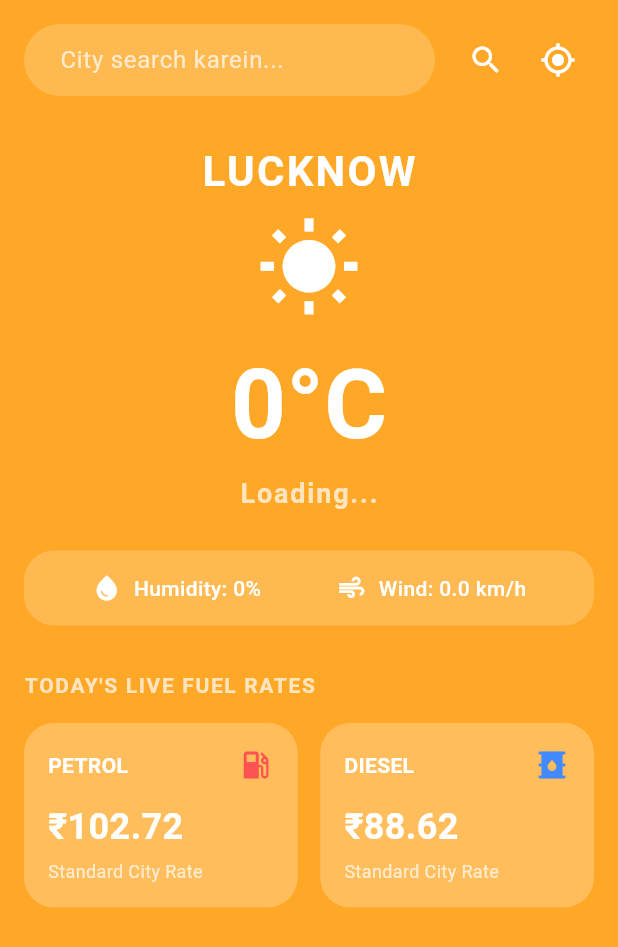
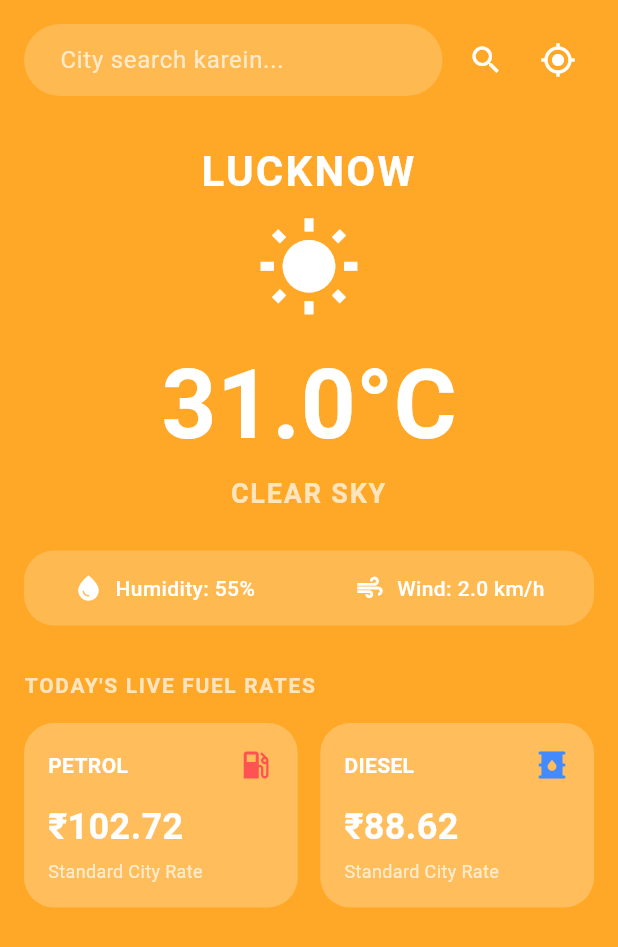
Before and after one commit to vmateindia3-creator/Price-Apk, a Flutter app: the screen it shows after launch, after a tap on the "search" icon, on a phone screen of 412 x 824 dp. Shown: the top 947 px of the screen. Run offline on Flutter 3.47's test engine with Material 3 defaults, Android fonts, the phone set to English and light mode, and no system bars; our stand-ins replace geolocator; network calls fail.

Commit message:
Update main.dart

```diff
--- a/lib/main.dart
+++ b/lib/main.dart
@@ -1,4 +1,5 @@
 import 'dart:convert';
+
 import 'package:flutter/material.dart';
 import 'package:geolocator/geolocator.dart';
 import 'package:http/http.dart' as http;
@@ -35,133 +36,394 @@ class _WeatherFuelScreenState extends State<WeatherFuelScreen> {
   final TextEditingController _searchController = TextEditingController();
 
   String cityName = "Lucknow";
-  double temperature = 0.0;
-  String weatherDescription = "Loading...";
-  int humidity = 0;
-  double windSpeed = 0.0;
+  double temperature = 31.0;
+  String weatherDescription = "CLEAR SKY";
+  int humidity = 55;
+  double windSpeed = 2.0;
+  int weatherCode = 0;
 
+  // Baad mein in values ko Firebase se replace kar sakte hain.
   double petrolRate = 102.72;
   double dieselRate = 88.62;
 
   bool isLoading = false;
-  bool isLocationGranted = false;
-
-  final String weatherApiKey = "YOUR_OPENWEATHER_API_KEY"; // Apni API key yahan daal sakte hain
 
   @override
   void initState() {
     super.initState();
-    _checkPermissionsAndFetchLocation();
+    _fetchWeatherByCity(cityName);
   }
 
-  // Safe location check & fetch with fallback to avoid manifest errors
+  @override
+  void dispose() {
+    _searchController.dispose();
+    super.dispose();
+  }
+
+  // ------------------------------------------------------------
+  // CITY SEARCH
+  // ------------------------------------------------------------
+
+  Future<void> _fetchWeatherByCity(String queryCity) async {
+    final city = queryCity.trim();
+
+    if (city.isEmpty) {
+      _showToast("Please city ka naam enter karein.");
+      return;
+    }
+
+    if (mounted) {
+      setState(() => isLoading = true);
+    }
+
+    try {
+      final geoUrl = Uri.https(
+        'geocoding-api.open-meteo.com',
+        '/v1/search',
+        {
+          'name': city,
+          'count': '1',
+          'language': 'en',
+          'format': 'json',
+        },
+      );
+
+      final geoResponse = await http
+          .get(geoUrl)
+          .timeout(const Duration(seconds: 10));
+
+      if (geoResponse.statusCode != 200) {
+        _showToast("City search failed. Please try again.");
+        return;
+      }
+
+      final geoData = jsonDecode(geoResponse.body);
+
+      final results = geoData['results'];
+
+      if (results is List && results.isNotEmpty) {
+        final result = results.first;
+
+        final lat = (result['latitude'] as num?)?.toDouble();
+        final lon = (result['longitude'] as num?)?.toDouble();
+
+        if (lat == null || lon == null) {
+          _showToast("Location coordinates nahi mile.");
+          return;
+        }
+
+        final resolvedCity =
+            (result['name'] as String?)?.trim().isNotEmpty == true
+                ? result['name'] as String
+                : city;
+
+        await _getWeatherFromCoords(lat, lon, resolvedCity);
+      } else {
+        _showToast("Shehar nahi mila!");
+      }
+    } catch (e) {
+      debugPrint("City search error: $e");
+      _showToast("City search karne mein problem aayi.");
+    } finally {
+      if (mounted) {
+        setState(() => isLoading = false);
+      }
+    }
+  }
+
+  // ------------------------------------------------------------
+  // CURRENT LOCATION
+  // ------------------------------------------------------------
+
   Future<void> _checkPermissionsAndFetchLocation() async {
+    if (mounted) {
       setState(() => isLoading = true);
+    }
+
     try {
-      bool serviceEnabled = await Geolocator.isLocationServiceEnabled();
+      final serviceEnabled = await Geolocator.isLocationServiceEnabled();
+
       if (!serviceEnabled) {
-        await _fetchWeatherByCity(cityName);
+        _showToast("GPS / Location service off hai.");
         return;
       }
 
       LocationPermission permission = await Geolocator.checkPermission();
+
       if (permission == LocationPermission.denied) {
         permission = await Geolocator.requestPermission();
+      }
+
       if (permission == LocationPermission.denied) {
-          await _fetchWeatherByCity(cityName);
+        _showToast("Location permission denied.");
         return;
+      }
+
+      if (permission == LocationPermission.deniedForever) {
+        _showToast(
+          "Location permission permanently denied hai. "
+          "Settings se permission enable karein.",
+        );
+        return;
+      }
+
+      final position = await Geolocator.getCurrentPosition(
+        locationSettings: const LocationSettings(
+          accuracy: LocationAccuracy.high,
+        ),
+      );
+
+      await _getWeatherFromCoords(
+        position.latitude,
+        position.longitude,
+        "Current Location",
+      );
+    } catch (e) {
+      debugPrint("Location error: $e");
+      _showToast("Location fetch karne mein problem aayi.");
+    } finally {
+      if (mounted) {
+        setState(() => isLoading = false);
+      }
     }
   }
 
-      if (permission == LocationPermission.deniedForever) {
-        await _fetchWeatherByCity(cityName);
+  // ------------------------------------------------------------
+  // WEATHER API
+  // ------------------------------------------------------------
+
+  Future<void> _getWeatherFromCoords(
+    double lat,
+    double lon,
+    String name,
+  ) async {
+    try {
+      final weatherUrl = Uri.https(
+        'api.open-meteo.com',
+        '/v1/forecast',
+        {
+          'latitude': lat.toString(),
+          'longitude': lon.toString(),
+          'current':
+              'temperature_2m,relative_humidity_2m,weather_code,wind_speed_10m',
+          'timezone': 'auto',
+        },
+      );
+
+      final response = await http
+          .get(weatherUrl)
+          .timeout(const Duration(seconds: 10));
+
+      if (response.statusCode != 200) {
+        _showToast("Weather data nahi mil saka.");
         return;
       }
 
-      setState(() => isLocationGranted = true);
-      await _fetchWeatherByGPS();
+      final data = jsonDecode(response.body);
+
+      final current = data['current'];
+
+      if (current is! Map) {
+        _showToast("Weather data ka format galat hai.");
+        return;
+      }
+
+      final temperatureValue =
+          (current['temperature_2m'] as num?)?.toDouble();
+
+      final humidityValue =
+          (current['relative_humidity_2m'] as num?)?.toInt();
+
+      final windValue =
+          (current['wind_speed_10m'] as num?)?.toDouble();
+
+      final codeValue = (current['weather_code'] as num?)?.toInt();
+
+      if (temperatureValue == null ||
+          humidityValue == null ||
+          windValue == null ||
+          codeValue == null) {
+        _showToast("Weather information incomplete hai.");
+        return;
+      }
+
+      final desc = _getWeatherDescription(codeValue);
+
+      if (!mounted) return;
+
+      setState(() {
+        cityName = name;
+        temperature = temperatureValue;
+        humidity = humidityValue;
+        windSpeed = windValue;
+        weatherCode = codeValue;
+        weatherDescription = desc;
+      });
     } catch (e) {
-      debugPrint("Location error caught: $e");
-      await _fetchWeatherByCity(cityName);
-    } finally {
-      if (mounted) setState(() => isLoading = false);
+      debugPrint("Weather data error: $e");
+      _showToast("Weather data load karne mein problem aayi.");
     }
   }
 
-  Future<void> _fetchWeatherByGPS() async {
-    try {
-      Position position = await Geolocator.getCurrentPosition(
-        desiredAccuracy: LocationAccuracy.high,
-      );
+  // ------------------------------------------------------------
+  // WEATHER DESCRIPTION
+  // ------------------------------------------------------------
 
-      // OpenWeatherMap reverse or coords fetch can be placed here,
-      // for now using default/lat-long simulation or fallback to Lucknow if API limit/key issue
-      await _fetchWeatherByCity(cityName);
-    } catch (e) {
-      await _fetchWeatherByCity(cityName);
+  String _getWeatherDescription(int code) {
+    switch (code) {
+      case 0:
+        return "CLEAR SKY";
+
+      case 1:
+        return "MAINLY CLEAR";
+
+      case 2:
+        return "PARTLY CLOUDY";
+
+      case 3:
+        return "OVERCAST";
+
+      case 45:
+      case 48:
+        return "FOGGY";
+
+      case 51:
+      case 53:
+      case 55:
+        return "DRIZZLE";
+
+      case 56:
+      case 57:
+        return "FREEZING DRIZZLE";
+
+      case 61:
+      case 63:
+      case 65:
+        return "RAIN";
+
+      case 66:
+      case 67:
+        return "FREEZING RAIN";
+
+      case 71:
+      case 73:
+      case 75:
+      case 77:
+        return "SNOW";
+
+      case 80:
+      case 81:
+      case 82:
+        return "RAIN SHOWERS";
+
+      case 85:
+      case 86:
+        return "SNOW SHOWERS";
+
+      case 95:
+        return "THUNDERSTORM";
+
+      case 96:
+      case 99:
+        return "THUNDERSTORM WITH HAIL";
+
+      default:
+        return "UNKNOWN";
     }
   }
 
-  Future<void> _fetchWeatherByCity(String queryCity) async {
-    setState(() => isLoading = true);
-    try {
-      final url = Uri.parse(
-        'https://api.openweathermap.org/data/2.5/weather?q=$queryCity&units=metric&appid=b1b15e88fa797225412429c1c50c122a1',
+  // ------------------------------------------------------------
+  // WEATHER ICON
+  // ------------------------------------------------------------
+
+  IconData _getWeatherIcon(int code) {
+    if (code == 0) {
+      return Icons.wb_sunny;
+    }
+
+    if (code >= 1 && code <= 3) {
+      return Icons.cloud;
+    }
+
+    if (code >= 45 && code <= 48) {
+      return Icons.foggy;
+    }
+
+    if (code >= 51 && code <= 67) {
+      return Icons.grain;
+    }
+
+    if (code >= 71 && code <= 77) {
+      return Icons.ac_unit;
+    }
+
+    if (code >= 80 && code <= 82) {
+      return Icons.water_drop;
+    }
+
+    if (code >= 85 && code <= 86) {
+      return Icons.ac_unit;
+    }
+
+    if (code >= 95 && code <= 99) {
+      return Icons.thunderstorm;
+    }
+
+    return Icons.wb_sunny;
+  }
+
+  // ------------------------------------------------------------
+  // SNACKBAR
+  // ------------------------------------------------------------
+
+  void _showToast(String message) {
+    if (!mounted) return;
+
+    ScaffoldMessenger.of(context)
+      ..hideCurrentSnackBar()
+      ..showSnackBar(
+        SnackBar(
+          content: Text(message),
+          duration: const Duration(seconds: 2),
+        ),
       );
-      final response = await http.get(url);
+  }
 
-      if (response.statusCode == 200) {
-        final data = jsonDecode(response.body);
-        setState(() {
-          cityName = data['name'];
-          temperature = (data['main']['temp'] as num).toDouble();
-          weatherDescription = data['weather'][0]['description'].toString().toUpperCase();
-          humidity = data['main']['humidity'];
-          windSpeed = (data['wind']['speed'] as num).toDouble();
-        });
-      } else {
-        // Fallback dummy data if city not found
-        setState(() {
-          cityName = queryCity;
-          temperature = 31.0;
-          weatherDescription = "CLEAR SKY";
-          humidity = 55;
-          windSpeed = 2.0;
-        });
-      }
-    } catch (e) {
-      debugPrint("Weather fetch error: $e");
-    } finally {
-      if (mounted) setState(() => isLoading = false);
-    }
-  }
+  // ------------------------------------------------------------
+  // UI
+  // ------------------------------------------------------------
 
   @override
   Widget build(BuildContext context) {
     return Scaffold(
       body: SafeArea(
         child: SingleChildScrollView(
-          padding: const EdgeInsets.all(16.0),
+          padding: const EdgeInsets.all(16),
           child: Column(
             crossAxisAlignment: CrossAxisAlignment.start,
             children: [
-              // Search Bar & Location Icon
+              // SEARCH BAR
               Row(
                 children: [
                   Expanded(
                     child: TextField(
                       controller: _searchController,
+                      textInputAction: TextInputAction.search,
                       style: const TextStyle(color: Colors.white),
                       decoration: InputDecoration(
                         hintText: "City search karein...",
-                        hintStyle: TextStyle(color: Colors.white.withOpacity(0.7)),
+                        hintStyle: TextStyle(
+                          color: Colors.white.withOpacity(0.7),
+                        ),
                         filled: true,
                         fillColor: Colors.white.withOpacity(0.2),
                         border: OutlineInputBorder(
                           borderRadius: BorderRadius.circular(30),
                           borderSide: BorderSide.none,
                         ),
-                        contentPadding: const EdgeInsets.symmetric(horizontal: 20),
+                        contentPadding: const EdgeInsets.symmetric(
+                          horizontal: 20,
+                        ),
                       ),
                       onSubmitted: (value) {
                         if (value.trim().isNotEmpty) {
@@ -171,30 +433,46 @@ class _WeatherFuelScreenState extends State<WeatherFuelScreen> {
                       },
                     ),
                   ),
-                  const SizedBox(width: 10),
+                  const SizedBox(width: 5),
+
                   IconButton(
-                    icon: const Icon(Icons.search, color: Colors.white),
+                    tooltip: "Search",
+                    icon: const Icon(
+                      Icons.search,
+                      color: Colors.white,
+                    ),
                     onPressed: () {
-                      if (_searchController.text.trim().isNotEmpty) {
-                        _fetchWeatherByCity(_searchController.text.trim());
+                      final city = _searchController.text.trim();
+
+                      if (city.isNotEmpty) {
+                        _fetchWeatherByCity(city);
                         _searchController.clear();
                       }
                     },
                   ),
+
                   IconButton(
-                    icon: const Icon(Icons.my_location, color: Colors.white),
-                    onPressed: _checkPermissionsAndFetchLocation,
+                    tooltip: "Current Location",
+                    icon: const Icon(
+                      Icons.my_location,
+                      color: Colors.white,
+                    ),
+                    onPressed: isLoading
+                        ? null
+                        : _checkPermissionsAndFetchLocation,
                   ),
                 ],
               ),
+
               const SizedBox(height: 30),
 
-              // Weather Display Section
+              // WEATHER
               Center(
                 child: Column(
                   children: [
                     Text(
                       cityName.toUpperCase(),
+                      textAlign: TextAlign.center,
                       style: const TextStyle(
                         fontSize: 28,
                         fontWeight: FontWeight.bold,
@@ -202,19 +480,29 @@ class _WeatherFuelScreenState extends State<WeatherFuelScreen> {
                         letterSpacing: 1.5,
                       ),
                     ),
+
                     const SizedBox(height: 10),
-                    const Icon(Icons.wb_sunny, size: 70, color: Colors.white),
+
+                    Icon(
+                      _getWeatherIcon(weatherCode),
+                      size: 70,
+                      color: Colors.white,
+                    ),
+
                     const SizedBox(height: 10),
+
                     Text(
-                      '${temperature.toStringAsFixed(0)}°C',
+                      '${temperature.toStringAsFixed(1)}°C',
                       style: const TextStyle(
                         fontSize: 64,
                         fontWeight: FontWeight.bold,
                         color: Colors.white,
                       ),
                     ),
+
                     Text(
                       weatherDescription,
+                      textAlign: TextAlign.center,
                       style: const TextStyle(
                         fontSize: 18,
                         fontWeight: FontWeight.w600,
@@ -225,11 +513,15 @@ class _WeatherFuelScreenState extends State<WeatherFuelScreen> {
                   ],
                 ),
               ),
+
               const SizedBox(height: 25),
 
-              // Weather Details Container (Humidity & Wind)
+              // WEATHER DETAILS
               Container(
-                padding: const EdgeInsets.symmetric(vertical: 15, horizontal: 20),
+                padding: const EdgeInsets.symmetric(
+                  vertical: 15,
+                  horizontal: 20,
+                ),
                 decoration: BoxDecoration(
                   color: Colors.white.withOpacity(0.2),
                   borderRadius: BorderRadius.circular(20),
@@ -237,32 +529,62 @@ class _WeatherFuelScreenState extends State<WeatherFuelScreen> {
                 child: Row(
                   mainAxisAlignment: MainAxisAlignment.spaceAround,
                   children: [
-                    Row(
+                    Flexible(
+                      child: Row(
+                        mainAxisSize: MainAxisSize.min,
                         children: [
-                        const Icon(Icons.water_drop, color: Colors.white, size: 20),
+                          const Icon(
+                            Icons.water_drop,
+                            color: Colors.white,
+                            size: 20,
+                          ),
                           const SizedBox(width: 8),
-                        Text(
+                          Flexible(
+                            child: Text(
                               'Humidity: $humidity%',
-                          style: const TextStyle(color: Colors.white, fontWeight: FontWeight.w500),
+                              overflow: TextOverflow.ellipsis,
+                              style: const TextStyle(
+                                color: Colors.white,
+                                fontWeight: FontWeight.w500,
                               ),
-                      ],
                             ),
-                    Row(
-                      children: [
-                        const Icon(Icons.air, color: Colors.white, size: 20),
-                        const SizedBox(width: 8),
-                        Text(
-                          'Wind: $windSpeed km/h',
-                          style: const TextStyle(color: Colors.white, fontWeight: FontWeight.w500),
-                        ),
-                      ],
                           ),
                         ],
                       ),
                     ),
+
+                    const SizedBox(width: 15),
+
+                    Flexible(
+                      child: Row(
+                        mainAxisSize: MainAxisSize.min,
+                        children: [
+                          const Icon(
+                            Icons.air,
+                            color: Colors.white,
+                            size: 20,
+                          ),
+                          const SizedBox(width: 8),
+                          Flexible(
+                            child: Text(
+                              'Wind: ${windSpeed.toStringAsFixed(1)} km/h',
+                              overflow: TextOverflow.ellipsis,
+                              style: const TextStyle(
+                                color: Colors.white,
+                                fontWeight: FontWeight.w500,
+                              ),
+                            ),
+                          ),
+                        ],
+                      ),
+                    ),
+                  ],
+                ),
+              ),
+
               const SizedBox(height: 30),
 
-              // Live Fuel Rates Header
+              // FUEL HEADER
               const Text(
                 "TODAY'S LIVE FUEL RATES",
                 style: TextStyle(
@@ -272,13 +594,62 @@ class _WeatherFuelScreenState extends State<WeatherFuelScreen> {
                   letterSpacing: 1.1,
                 ),
               ),
+
               const SizedBox(height: 15),
 
-              // Petrol & Diesel Cards
+              // FUEL CARDS
               Row(
+                crossAxisAlignment: CrossAxisAlignment.start,
                 children: [
                   Expanded(
-                    child: Container(
+                    child: _fuelCard(
+                      title: "PETROL",
+                      price: petrolRate,
+                      icon: Icons.local_gas_station,
+                      iconColor: Colors.redAccent,
+                    ),
+                  ),
+
+                  const SizedBox(width: 15),
+
+                  Expanded(
+                    child: _fuelCard(
+                      title: "DIESEL",
+                      price: dieselRate,
+                      icon: Icons.oil_barrel,
+                      iconColor: Colors.blueAccent,
+                    ),
+                  ),
+                ],
+              ),
+
+              if (isLoading)
+                const Padding(
+                  padding: EdgeInsets.only(top: 20),
+                  child: Center(
+                    child: CircularProgressIndicator(
+                      color: Colors.white,
+                    ),
+                  ),
+                ),
+            ],
+          ),
+        ),
+      ),
+    );
+  }
+
+  // ------------------------------------------------------------
+  // FUEL CARD
+  // ------------------------------------------------------------
+
+  Widget _fuelCard({
+    required String title,
+    required double price,
+    required IconData icon,
+    required Color iconColor,
+  }) {
+    return Container(
       padding: const EdgeInsets.all(16),
       decoration: BoxDecoration(
         color: Colors.white.withOpacity(0.25),
@@ -287,90 +658,45 @@ class _WeatherFuelScreenState extends State<WeatherFuelScreen> {
       child: Column(
         crossAxisAlignment: CrossAxisAlignment.start,
         children: [
-                          const Row(
+          Row(
             mainAxisAlignment: MainAxisAlignment.spaceBetween,
             children: [
               Text(
-                                "PETROL",
-                                style: TextStyle(
+                title,
+                style: const TextStyle(
                   fontWeight: FontWeight.bold,
                   color: Colors.white,
                 ),
               ),
-                              Icon(Icons.local_gas_station, color: Colors.redAccent),
+              Icon(
+                icon,
+                color: iconColor,
+              ),
             ],
           ),
+
           const SizedBox(height: 12),
+
           Text(
-                            "₹$petrolRate",
+            "₹${price.toStringAsFixed(2)}",
             style: const TextStyle(
               fontSize: 24,
               fontWeight: FontWeight.bold,
               color: Colors.white,
             ),
           ),
+
           const SizedBox(height: 4),
+
           const Text(
             "Standard City Rate",
-                            style: TextStyle(fontSize: 12, color: Colors.white70),
-                          ),
-                        ],
-                      ),
-                    ),
-                  ),
-                  const SizedBox(width: 15),
-                  Expanded(
-                    child: Container(
-                      padding: const EdgeInsets.all(16),
-                      decoration: BoxDecoration(
-                        color: Colors.white.withOpacity(0.25),
-                        borderRadius: BorderRadius.circular(20),
-                      ),
-                      child: Column(
-                        crossAxisAlignment: CrossAxisAlignment.start,
-                        children: [
-                          const Row(
-                            mainAxisAlignment: MainAxisAlignment.spaceBetween,
-                            children: [
-                              Text(
-                                "DIESEL",
             style: TextStyle(
-                                  fontWeight: FontWeight.bold,
-                                  color: Colors.white,
-                                ),
-                              ),
-                              Icon(Icons.oil_barrel, color: Colors.blueAccent),
-                            ],
-                          ),
-                          const SizedBox(height: 12),
-                          Text(
-                            "₹$dieselRate",
-                            style: const TextStyle(
-                              fontSize: 24,
-                              fontWeight: FontWeight.bold,
-                              color: Colors.white,
-                            ),
-                          ),
-                          const SizedBox(height: 4),
-                          const Text(
-                            "Standard City Rate",
-                            style: TextStyle(fontSize: 12, color: Colors.white70),
-                          ),
-                        ],
-                      ),
+              fontSize: 12,
+              color: Colors.white70,
             ),
           ),
         ],
       ),
-              if (isLoading)
-                const Padding(
-                  padding: EdgeInsets.only(top: 20),
-                  child: Center(child: CircularProgressIndicator(color: Colors.white)),
-                ),
-            ],
-          ),
-        ),
-      ),
     );
   }
 }
```
Lines whose indentation alone changed are shown as unchanged.
